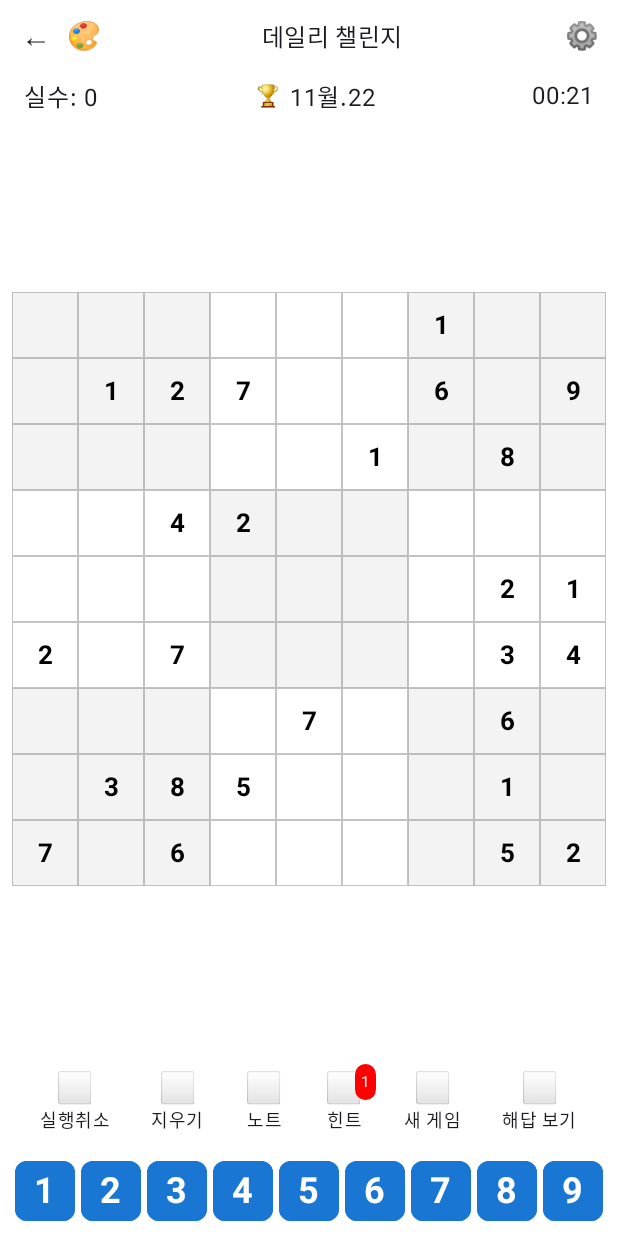
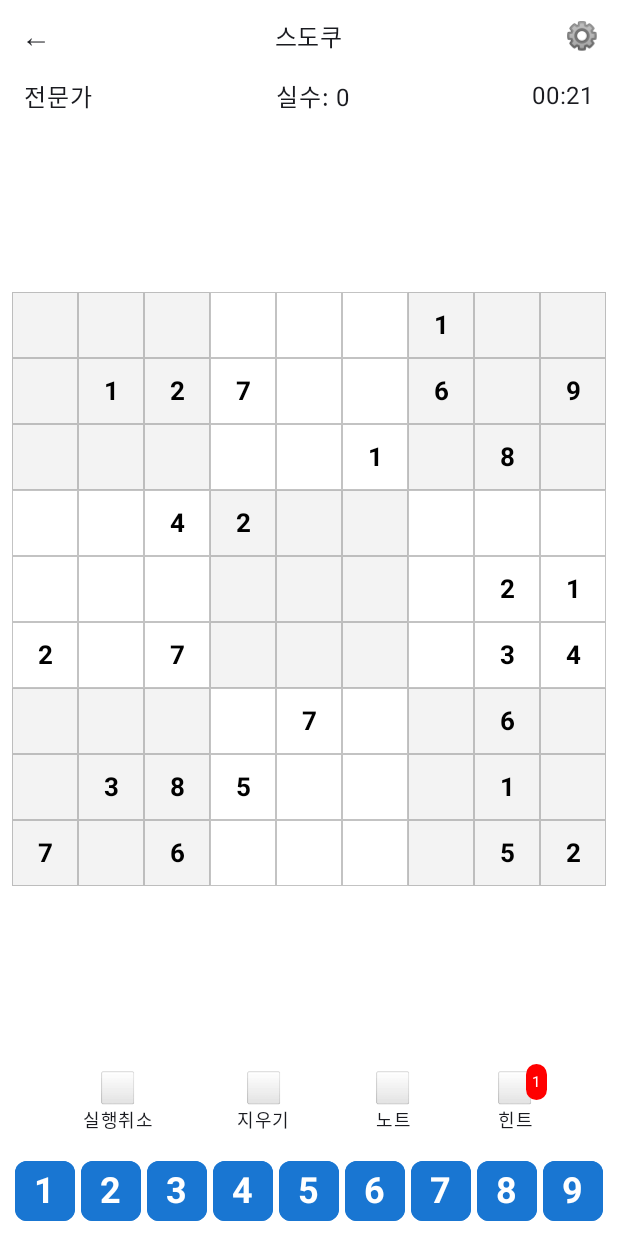
Before and after one commit to sandropark/sudoku-game, an Android app built with Jetpack Compose: the screen it shows after launch (MainActivity), on a phone screen of 412 x 824 dp. Run offline under Robolectric (Android 15) with nearby library versions, the phone set to English and light mode, and no system bars.

Commit message:
필요없는 구성 요소 제거

```diff
--- a/app/src/main/java/com/sandro/new_sudoku/SudokuScreen.kt
+++ b/app/src/main/java/com/sandro/new_sudoku/SudokuScreen.kt
@@ -107,12 +107,8 @@ fun TopBar() {
             // 아이콘은 실제 프로젝트에 맞게 교체
             Text("←", fontSize = 20.sp, modifier = Modifier.align(Alignment.Center))
         }
-        // 팔레트(테마)
-        Box(Modifier.size(32.dp)) {
-            Text("🎨", fontSize = 18.sp, modifier = Modifier.align(Alignment.Center))
-        }
         Spacer(Modifier.weight(1f))
-        Text("데일리 챌린지", style = MaterialTheme.typography.titleMedium)
+        Text("스도쿠", style = MaterialTheme.typography.titleMedium)
         Spacer(Modifier.weight(1f))
         // 설정
         Box(Modifier.size(32.dp)) {
@@ -129,12 +125,9 @@ fun StatusBar() {
             .padding(horizontal = 16.dp, vertical = 4.dp),
         horizontalArrangement = Arrangement.SpaceBetween
     ) {
+        Text("전문가")
         Text("실수: 0")
-        Row(verticalAlignment = Alignment.CenterVertically) {
-            Text("🏆", fontSize = 14.sp)
-            Text(" 11월.22")
-        }
-        Text("00:21")
+        Text("00:21") // 타이머
     }
 }
 
@@ -155,8 +148,6 @@ fun ActionBar(viewModel: SudokuViewModel) {
             onClick = { viewModel.toggleNoteMode() }
         )
         ActionButton("힌트", badgeCount = 1)
-        ActionButton("새 게임", testTag = "action_btn_새게임", onClick = { viewModel.newGame() })
-        ActionButton("해답 보기", testTag = "action_btn_해답보기", onClick = { viewModel.solveGame() })
     }
 }
 
```
